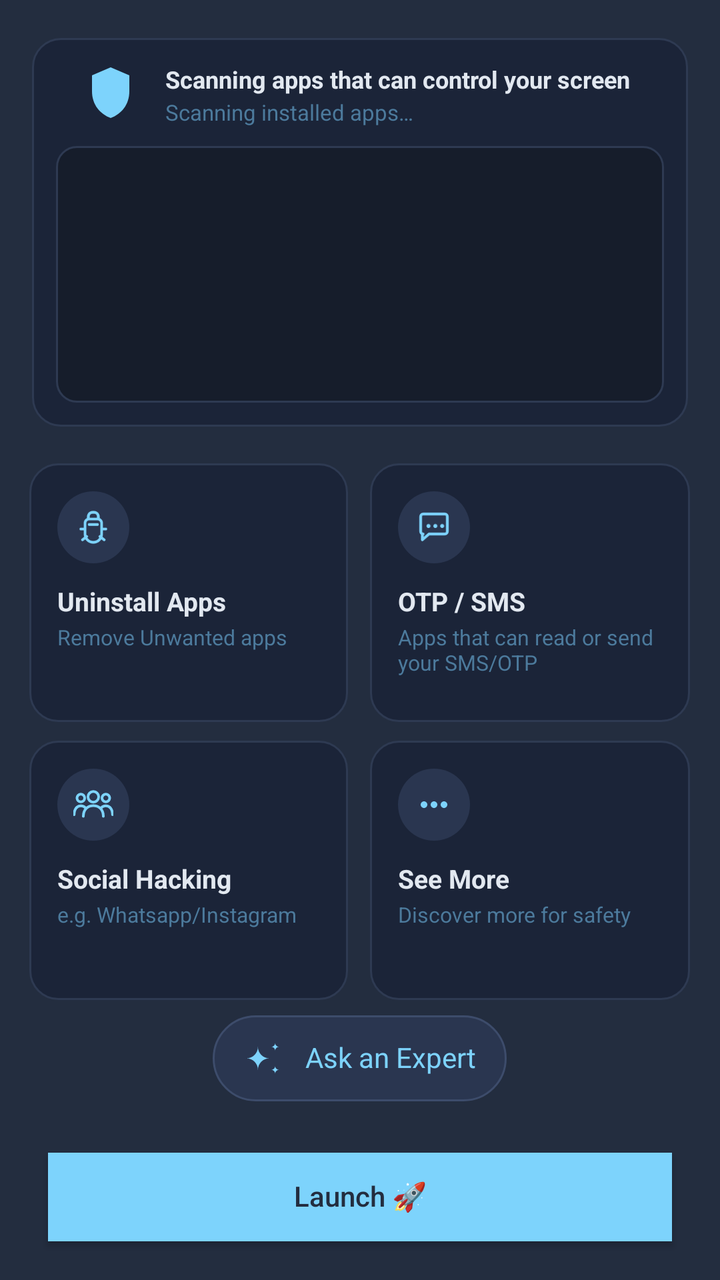
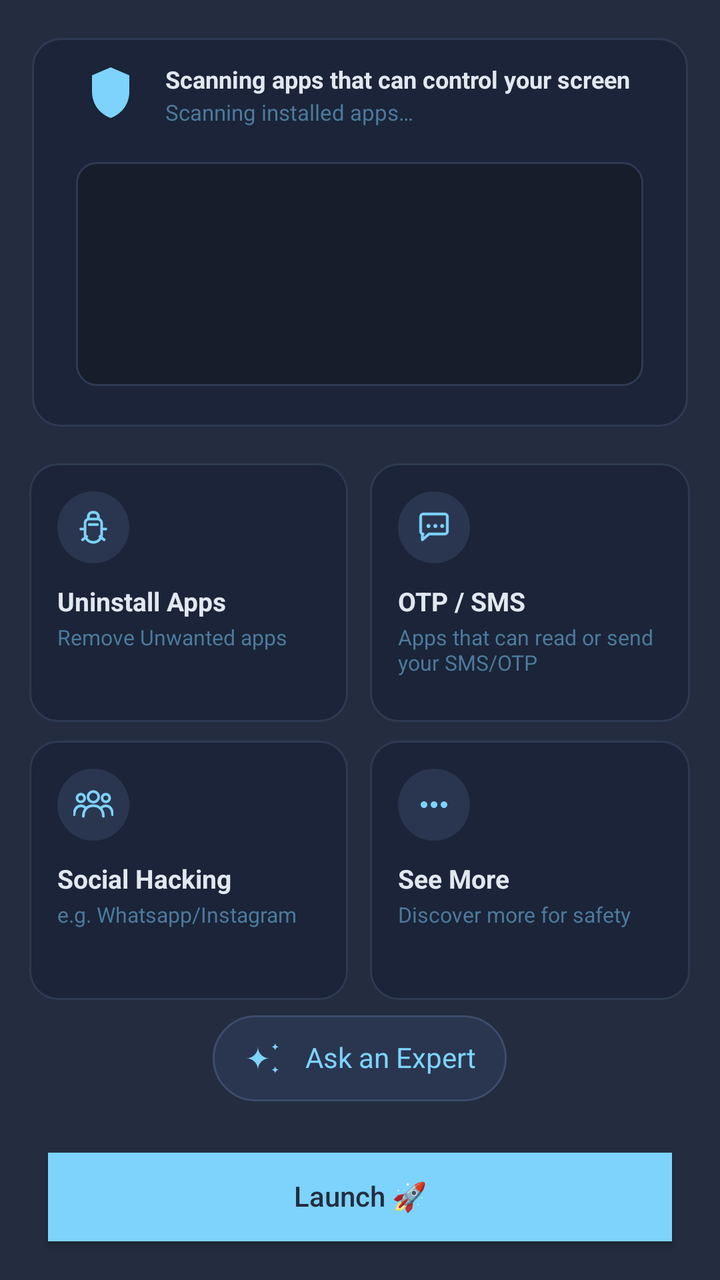

An Android layout rendered at two revisions. The XML below is the earlier revision; the diff shows what the commit changed to produce the second picture.
<!-- AndroidManifest.xml: activity theme Theme.NihalHome -->
<!-- res/layout/activity_main.xml -->
<?xml version="1.0" encoding="utf-8"?>
<LinearLayout xmlns:android="http://schemas.android.com/apk/res/android"
    android:layout_width="match_parent"
    android:layout_height="match_parent"
    android:orientation="vertical"
    android:weightSum="1000"
    android:background="@color/onboarding_background">

    
    <View
        android:layout_width="match_parent"
        android:layout_height="0dp"
        android:layout_weight="30" />

    
    <FrameLayout
        android:id="@+id/containerFirstPart"
        android:layout_width="match_parent"
        android:layout_height="0dp"
        android:layout_weight="304"
        android:paddingStart="16dp"
        android:paddingEnd="16dp">

        <LinearLayout
            android:id="@+id/boxFirstPart"
            android:layout_width="match_parent"
            android:layout_height="match_parent"
            android:orientation="vertical"
            android:background="@drawable/bg_scan_card"
            android:padding="12dp"
            android:weightSum="100">

            <LinearLayout
                android:layout_width="match_parent"
                android:layout_height="0dp"
                android:layout_weight="20"
                android:orientation="horizontal"
                android:layout_marginBottom="10dp"
                android:weightSum="100">

                
                <ImageView
                    android:layout_width="0dp"
                    android:layout_height="match_parent"
                    android:layout_weight="18"
                    android:src="@drawable/ic_shield_scan"
                    android:scaleType="fitCenter"
                    android:adjustViewBounds="true" />

                
                <LinearLayout
                    android:layout_width="0dp"
                    android:layout_height="match_parent"
                    android:layout_weight="82"
                    android:orientation="vertical"
                    android:weightSum="100">

                    
                    <TextView
                        android:text="@string/scan_title"
                        android:layout_width="match_parent"
                        android:layout_height="0dp"
                        android:layout_weight="60"
                        android:textColor="@color/onboarding_heading"
                        android:textStyle="bold"
                        android:maxLines="1"
                        android:gravity="start|center_vertical"
                        android:includeFontPadding="false"
                        android:autoSizeTextType="uniform"
                        android:autoSizeMinTextSize="6sp"
                        android:autoSizeMaxTextSize="500sp"
                        android:autoSizeStepGranularity="1sp" />

                    
                    <TextView
                        android:id="@+id/textScanSubtitle"
                        android:text="@string/scan_subtitle_running"
                        android:layout_width="match_parent"
                        android:layout_height="0dp"
                        android:layout_weight="40"
                        android:textColor="@color/terminal_text_dim"
                        android:maxLines="1"
                        android:gravity="start|center_vertical"
                        android:includeFontPadding="false"
                        android:autoSizeTextType="uniform"
                        android:autoSizeMinTextSize="6sp"
                        android:autoSizeMaxTextSize="500sp"
                        android:autoSizeStepGranularity="1sp" />

                </LinearLayout>

            </LinearLayout>

            <FrameLayout
                android:layout_width="match_parent"
                android:layout_height="0dp"
                android:layout_weight="80">

                <ScrollView
                    android:id="@+id/scrollTerminal"
                    android:layout_width="match_parent"
                    android:layout_height="match_parent"
                    android:background="@drawable/bg_terminal"
                    android:padding="10dp"
                    android:scrollbars="none"
                    android:visibility="visible">

                    <TextView
                        android:id="@+id/textTerminalLog"
                        android:layout_width="match_parent"
                        android:layout_height="wrap_content"
                        android:fontFamily="monospace"
                        android:textColor="@color/terminal_text"
                        android:textSize="9.5sp"
                        android:lineSpacingExtra="2dp" />

                </ScrollView>

                <ScrollView
                    android:id="@+id/scrollResults"
                    android:layout_width="match_parent"
                    android:layout_height="match_parent"
                    android:scrollbars="none"
                    android:visibility="gone">

                    <LinearLayout
                        android:id="@+id/containerRiskResults"
                        android:layout_width="match_parent"
                        android:layout_height="wrap_content"
                        android:orientation="vertical" />

                </ScrollView>

                <LinearLayout
                    android:id="@+id/containerNoIssues"
                    android:layout_width="match_parent"
                    android:layout_height="match_parent"
                    android:orientation="vertical"
                    android:gravity="center"
                    android:paddingStart="10dp"
                    android:paddingEnd="10dp"
                    android:paddingTop="4dp"
                    android:paddingBottom="4dp"
                    android:visibility="gone">

                    <ImageView
                        android:layout_width="@dimen/no_issues_icon_size"
                        android:layout_height="@dimen/no_issues_icon_size"
                        android:layout_marginBottom="4dp"
                        android:adjustViewBounds="true"
                        android:scaleType="fitCenter"
                        android:src="@drawable/ic_shield_check" />

                    <TextView
                        android:text="@string/no_issues_found_title"
                        android:layout_width="match_parent"
                        android:layout_height="wrap_content"
                        android:textColor="@color/onboarding_heading"
                        android:textStyle="bold"
                        android:gravity="center"
                        android:maxLines="1"
                        android:autoSizeTextType="uniform"
                        android:autoSizeMinTextSize="8sp"
                        android:autoSizeMaxTextSize="13sp"
                        android:autoSizeStepGranularity="1sp" />

                    <TextView
                        android:text="@string/no_issues_found_subtitle"
                        android:layout_width="match_parent"
                        android:layout_height="wrap_content"
                        android:layout_marginTop="2dp"
                        android:textColor="@color/terminal_text_dim"
                        android:gravity="center"
                        android:maxLines="2"
                        android:autoSizeTextType="uniform"
                        android:autoSizeMinTextSize="7sp"
                        android:autoSizeMaxTextSize="10sp"
                        android:autoSizeStepGranularity="1sp" />

                </LinearLayout>

            </FrameLayout>

        </LinearLayout>

    </FrameLayout>

    
    <View
        android:layout_width="match_parent"
        android:layout_height="0dp"
        android:layout_weight="29" />

    
    <LinearLayout
        android:layout_width="match_parent"
        android:layout_height="0dp"
        android:layout_weight="202"
        android:orientation="horizontal"
        android:weightSum="10000">

        <View
            android:layout_width="0dp"
            android:layout_height="match_parent"
            android:layout_weight="415" />

        <LinearLayout
            android:id="@+id/cardUninstallApps"
            android:layout_width="0dp"
            android:layout_height="match_parent"
            android:layout_weight="4430"
            android:orientation="vertical"
            android:background="@drawable/bg_feature_card"
            android:clickable="true"
            android:focusable="true"
            android:padding="14dp">

            <ImageView
                android:layout_width="36dp"
                android:layout_height="36dp"
                android:layout_marginBottom="10dp"
                android:background="@drawable/bg_feature_icon_circle"
                android:padding="8dp"
                android:src="@drawable/ic_feature_uninstall" />

            <TextView
                android:text="@string/feature_uninstall_title"
                android:layout_width="wrap_content"
                android:layout_height="wrap_content"
                android:textColor="@color/onboarding_heading"
                android:textSize="13sp"
                android:textStyle="bold" />

            <TextView
                android:text="@string/feature_uninstall_subtitle"
                android:layout_width="wrap_content"
                android:layout_height="wrap_content"
                android:layout_marginTop="2dp"
                android:textColor="@color/terminal_text_dim"
                android:textSize="10.5sp" />

        </LinearLayout>

        <View
            android:layout_width="0dp"
            android:layout_height="match_parent"
            android:layout_weight="310" />

        <LinearLayout
            android:id="@+id/cardOtpSms"
            android:layout_width="0dp"
            android:layout_height="match_parent"
            android:layout_weight="4430"
            android:orientation="vertical"
            android:background="@drawable/bg_feature_card"
            android:clickable="true"
            android:focusable="true"
            android:padding="14dp">

            <ImageView
                android:layout_width="36dp"
                android:layout_height="36dp"
                android:layout_marginBottom="10dp"
                android:background="@drawable/bg_feature_icon_circle"
                android:padding="8dp"
                android:src="@drawable/ic_feature_otp_sms" />

            <TextView
                android:text="@string/feature_otp_sms_title"
                android:layout_width="wrap_content"
                android:layout_height="wrap_content"
                android:textColor="@color/onboarding_heading"
                android:textSize="13sp"
                android:textStyle="bold" />

            <TextView
                android:text="@string/feature_otp_sms_subtitle"
                android:layout_width="wrap_content"
                android:layout_height="wrap_content"
                android:layout_marginTop="2dp"
                android:textColor="@color/terminal_text_dim"
                android:textSize="10.5sp" />

        </LinearLayout>

        <View
            android:layout_width="0dp"
            android:layout_height="match_parent"
            android:layout_weight="415" />

    </LinearLayout>

    
    <View
        android:layout_width="match_parent"
        android:layout_height="0dp"
        android:layout_weight="15" />

    
    <LinearLayout
        android:layout_width="match_parent"
        android:layout_height="0dp"
        android:layout_weight="202"
        android:orientation="horizontal"
        android:weightSum="10000">

        <View
            android:layout_width="0dp"
            android:layout_height="match_parent"
            android:layout_weight="415" />

        <LinearLayout
            android:id="@+id/cardSocialScams"
            android:layout_width="0dp"
            android:layout_height="match_parent"
            android:layout_weight="4430"
            android:orientation="vertical"
            android:background="@drawable/bg_feature_card"
            android:clickable="true"
            android:focusable="true"
            android:padding="14dp">

            <ImageView
                android:layout_width="36dp"
                android:layout_height="36dp"
                android:layout_marginBottom="10dp"
                android:background="@drawable/bg_feature_icon_circle"
                android:padding="8dp"
                android:src="@drawable/ic_feature_social_scams" />

            <TextView
                android:text="@string/feature_social_scams_title"
                android:layout_width="wrap_content"
                android:layout_height="wrap_content"
                android:textColor="@color/onboarding_heading"
                android:textSize="13sp"
                android:textStyle="bold" />

            <TextView
                android:text="@string/feature_social_scams_subtitle"
                android:layout_width="wrap_content"
                android:layout_height="wrap_content"
                android:layout_marginTop="2dp"
                android:textColor="@color/terminal_text_dim"
                android:textSize="10.5sp" />

        </LinearLayout>

        <View
            android:layout_width="0dp"
            android:layout_height="match_parent"
            android:layout_weight="310" />

        <LinearLayout
            android:id="@+id/cardSeeMore"
            android:layout_width="0dp"
            android:layout_height="match_parent"
            android:layout_weight="4430"
            android:orientation="vertical"
            android:background="@drawable/bg_feature_card"
            android:clickable="true"
            android:focusable="true"
            android:padding="14dp">

            <ImageView
                android:layout_width="36dp"
                android:layout_height="36dp"
                android:layout_marginBottom="10dp"
                android:background="@drawable/bg_feature_icon_circle"
                android:padding="8dp"
                android:src="@drawable/ic_feature_see_more" />

            <TextView
                android:text="@string/feature_see_more_title"
                android:layout_width="wrap_content"
                android:layout_height="wrap_content"
                android:textColor="@color/onboarding_heading"
                android:textSize="13sp"
                android:textStyle="bold" />

            <TextView
                android:text="@string/feature_see_more_subtitle"
                android:layout_width="wrap_content"
                android:layout_height="wrap_content"
                android:layout_marginTop="2dp"
                android:textColor="@color/terminal_text_dim"
                android:textSize="10.5sp" />

        </LinearLayout>

        <View
            android:layout_width="0dp"
            android:layout_height="match_parent"
            android:layout_weight="415" />

    </LinearLayout>

    
    <View
        android:layout_width="match_parent"
        android:layout_height="0dp"
        android:layout_weight="12" />

    
    <LinearLayout
        android:layout_width="match_parent"
        android:layout_height="0dp"
        android:layout_weight="67"
        android:orientation="horizontal"
        android:weightSum="1000">

        <View
            android:layout_width="0dp"
            android:layout_height="match_parent"
            android:layout_weight="296" />

        <LinearLayout
            android:id="@+id/containerAskNihalAi"
            android:layout_width="0dp"
            android:layout_height="match_parent"
            android:layout_weight="408"
            android:orientation="horizontal"
            android:gravity="center_vertical"
            android:background="@drawable/bg_capsule_protected"
            android:clickable="true"
            android:focusable="true"
            android:paddingStart="14dp"
            android:paddingEnd="14dp">

            <ImageView
                android:id="@+id/imageAskNihalAiIcon"
                android:layout_width="23dp"
                android:layout_height="23dp"
                android:layout_marginEnd="8dp"
                android:src="@drawable/ic_sparkles" />

            <TextView
                android:id="@+id/textAskNihalAi"
                android:text="@string/ask_nihal_ai_label"
                android:layout_width="0dp"
                android:layout_height="match_parent"
                android:layout_weight="1"
                android:gravity="center"
                android:textColor="@color/onboarding_accent"
                android:maxLines="1"
                android:includeFontPadding="false" />

        </LinearLayout>

        <View
            android:layout_width="0dp"
            android:layout_height="match_parent"
            android:layout_weight="296" />

    </LinearLayout>

    
    <View
        android:layout_width="match_parent"
        android:layout_height="0dp"
        android:layout_weight="40" />

    
    <Button
        android:id="@+id/buttonGo"
        android:layout_width="match_parent"
        android:layout_height="0dp"
        android:layout_weight="69"
        android:layout_marginStart="24dp"
        android:layout_marginEnd="24dp"
        android:background="@color/onboarding_accent"
        android:text="@string/action_go"
        android:textColor="@color/onboarding_button_text"
        android:textAllCaps="false"
        android:includeFontPadding="false"
        android:elevation="0dp" />

    
    <View
        android:layout_width="match_parent"
        android:layout_height="0dp"
        android:layout_weight="30" />

</LinearLayout>
<!-- resources referenced by this layout -->
<resources>
  <color name="onboarding_accent">#7DD3FC</color>
  <color name="onboarding_background">#232D3F</color>
  <color name="onboarding_button_text">#232D3F</color>
  <color name="onboarding_heading">#E2E8F0</color>
  <color name="terminal_text">#7DD3FC</color>
  <color name="terminal_text_dim">#4C7A9C</color>
  <dimen name="no_issues_icon_size">28dp</dimen>
  <!-- drawable bg_capsule_protected (drawable) -->
  <shape xmlns:android="http://schemas.android.com/apk/res/android"
      android:shape="rectangle">
      <solid android:color="@color/protected_capsule_background" />
      <stroke
          android:width="1dp"
          android:color="@color/protected_capsule_border" />
      <corners android:radius="50dp" />
  </shape>
  <!-- drawable bg_feature_card (drawable) -->
  <?xml version="1.0" encoding="utf-8"?>
  <shape xmlns:android="http://schemas.android.com/apk/res/android"
      android:shape="rectangle">
      <solid android:color="@color/scan_card_background" />
      <stroke
          android:width="1dp"
          android:color="@color/scan_card_border" />
      <corners android:radius="14dp" />
  </shape>
  <!-- drawable bg_feature_icon_circle (drawable) -->
  <?xml version="1.0" encoding="utf-8"?>
  <shape xmlns:android="http://schemas.android.com/apk/res/android"
      android:shape="oval">
      <solid android:color="@color/protected_capsule_background" />
  </shape>
  <!-- drawable bg_scan_card (drawable) -->
  <?xml version="1.0" encoding="utf-8"?>
  <shape xmlns:android="http://schemas.android.com/apk/res/android"
      android:shape="rectangle">
      <solid android:color="@color/scan_card_background" />
      <stroke
          android:width="1dp"
          android:color="@color/scan_card_border" />
      <corners android:radius="14dp" />
  </shape>
  <!-- drawable bg_terminal (drawable) -->
  <?xml version="1.0" encoding="utf-8"?>
  <shape xmlns:android="http://schemas.android.com/apk/res/android"
      android:shape="rectangle">
      <solid android:color="@color/terminal_background" />
      <stroke
          android:width="1dp"
          android:color="@color/terminal_border" />
      <corners android:radius="10dp" />
  </shape>
  <string name="action_go">Launch 🚀</string>
  <string name="ask_nihal_ai_label">Ask an Expert</string>
  <string name="feature_otp_sms_subtitle">Apps that can read or send your SMS/OTP</string>
  <string name="feature_otp_sms_title">OTP / SMS</string>
  <string name="feature_see_more_subtitle">Discover more for safety</string>
  <string name="feature_see_more_title">See More</string>
  <string name="feature_social_scams_subtitle">e.g. Whatsapp/Instagram</string>
  <string name="feature_social_scams_title">Social Hacking</string>
  <string name="feature_uninstall_subtitle">Remove Unwanted apps</string>
  <string name="feature_uninstall_title">Uninstall Apps</string>
  <string name="no_issues_found_subtitle">No Apps Found that can control your screen</string>
  <string name="no_issues_found_title">Today, You\'re Safe</string>
  <string name="scan_subtitle_running">Scanning installed apps…</string>
  <string name="scan_title">Scanning apps that can control your screen</string>
  <style name="Theme.NihalHome" parent="android:Theme.Material.Light.NoActionBar">
          <item name="android:windowBackground">@android:color/white</item>
          <item name="android:statusBarColor">@android:color/white</item>
          <item name="android:navigationBarColor">@android:color/white</item>
          <item name="android:windowLightStatusBar">true</item>
      </style>
  <color name="protected_capsule_background">#2A3650</color>
  <color name="protected_capsule_border">#3D4C6B</color>
  <color name="scan_card_background">#1B2438</color>
  <color name="scan_card_border">#2E3A52</color>
  <color name="terminal_background">#161D2B</color>
  <color name="terminal_border">#2E3A52</color>
  <color name="safe_state_icon">#4ADE80</color>
  <!-- unchanged entries left out for length: 7 -->
</resources>

<!-- the commit's change to res/layout/activity_main.xml (unified diff, before → after) -->
@@ -91,30 +91,57 @@
 
             </LinearLayout>
 
+            
+            <View
+                android:layout_width="match_parent"
+                android:layout_height="0dp"
+                android:layout_weight="5" />
+
+            
             <FrameLayout
                 android:layout_width="match_parent"
                 android:layout_height="0dp"
-                android:layout_weight="80">
-
-                <ScrollView
-                    android:id="@+id/scrollTerminal"
+                android:layout_weight="70">
+
+                
+                <LinearLayout
                     android:layout_width="match_parent"
                     android:layout_height="match_parent"
-                    android:background="@drawable/bg_terminal"
-                    android:padding="10dp"
-                    android:scrollbars="none"
+                    android:orientation="horizontal"
+                    android:weightSum="30"
                     android:visibility="visible">
 
-                    <TextView
-                        android:id="@+id/textTerminalLog"
-                        android:layout_width="match_parent"
-                        android:layout_height="wrap_content"
-                        android:fontFamily="monospace"
-                        android:textColor="@color/terminal_text"
-                        android:textSize="9.5sp"
-                        android:lineSpacingExtra="2dp" />
-
-                </ScrollView>
+                    <View
+                        android:layout_width="0dp"
+                        android:layout_height="match_parent"
+                        android:layout_weight="1" />
+
+                    <ScrollView
+                        android:id="@+id/scrollTerminal"
+                        android:layout_width="0dp"
+                        android:layout_height="match_parent"
+                        android:layout_weight="28"
+                        android:background="@drawable/bg_terminal"
+                        android:padding="10dp"
+                        android:scrollbars="none">
+
+                        <TextView
+                            android:id="@+id/textTerminalLog"
+                            android:layout_width="match_parent"
+                            android:layout_height="wrap_content"
+                            android:fontFamily="monospace"
+                            android:textColor="@color/terminal_text"
+                            android:textSize="9.5sp"
+                            android:lineSpacingExtra="2dp" />
+
+                    </ScrollView>
+
+                    <View
+                        android:layout_width="0dp"
+                        android:layout_height="match_parent"
+                        android:layout_weight="1" />
+
+                </LinearLayout>
 
                 <ScrollView
                     android:id="@+id/scrollResults"
@@ -181,6 +208,12 @@
 
             </FrameLayout>
 
+            
+            <View
+                android:layout_width="match_parent"
+                android:layout_height="0dp"
+                android:layout_weight="5" />
+
         </LinearLayout>
 
     </FrameLayout>
